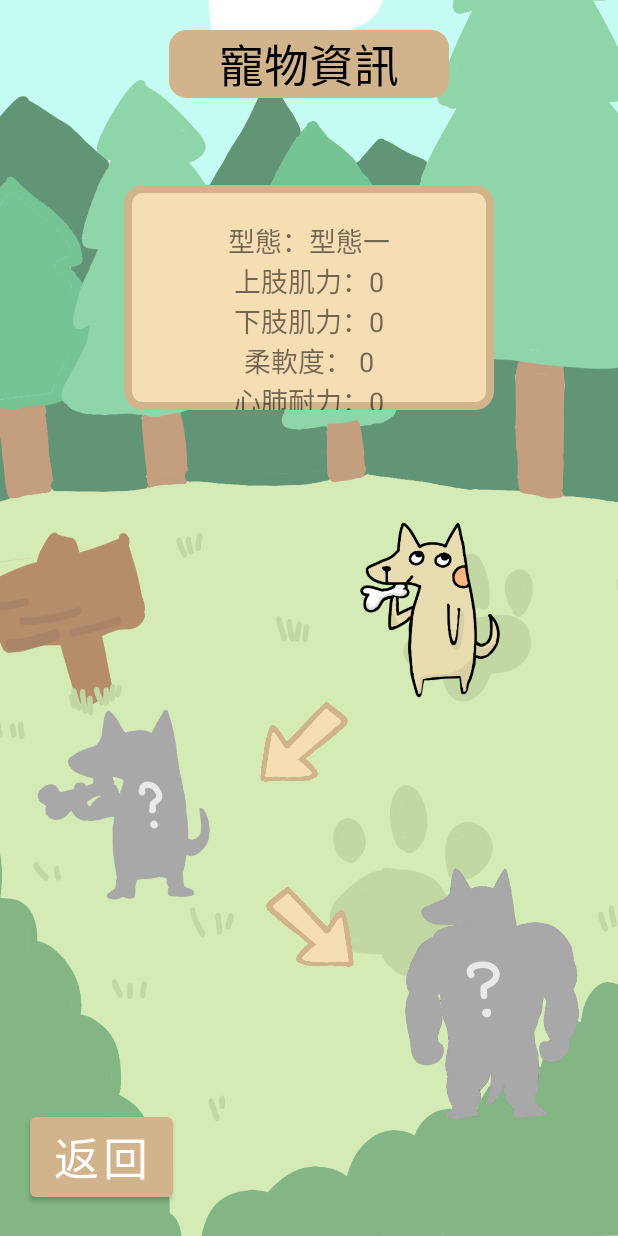
After one commit to SuMingWei/Fit_it, an Android app: the Attribute screen opened directly, with no data from a screen before it, on a phone screen of 412 x 824 dp. The commit adds this screen. Run offline under Robolectric (Android 15) with nearby library versions, the phone set to English and light mode, and no system bars.

Commit message:
[add] pet attribute

```diff
--- a/app/src/main/AndroidManifest.xml
+++ b/app/src/main/AndroidManifest.xml
@@ -9,7 +9,8 @@
         android:roundIcon="@mipmap/ic_launcher_round"
         android:supportsRtl="true"
         android:theme="@style/Theme.Fitit">
-        <activity android:name=".Endurance_exercise"></activity>
+        <activity android:name=".Attribute"></activity>
+        <activity android:name=".Endurance_exercise" />
         <activity android:name=".Softness_exercise" />
         <activity android:name=".Lower_exercise" />
         <activity android:name=".Upper1_exercise" />
--- /dev/null
+++ b/app/src/main/java/com/example/fitit/Attribute.java
@@ -0,0 +1,74 @@
+package com.example.fitit;
+
+import androidx.appcompat.app.AppCompatActivity;
+
+import android.os.Bundle;
+import android.view.View;
+import android.widget.Button;
+import android.widget.ImageView;
+import android.widget.TextView;
+
+import java.util.ArrayList;
+
+public class Attribute extends AppCompatActivity {
+    private TextView attribute;
+    private ImageView dog1,dog2,dog3;
+    private Button back_btn;
+
+    private DBHelper myDBHelper = new DBHelper(Attribute.this);
+    private ArrayList<PetInfo> petInfo = new ArrayList<>();
+    @Override
+    protected void onCreate(Bundle savedInstanceState) {
+        super.onCreate(savedInstanceState);
+        setContentView(R.layout.activity_attribute);
+
+        findObject();
+        buttonClickEvent();
+        updateInfo();
+    }
+
+    public void findObject(){
+        attribute = findViewById(R.id.attribute);
+        dog1 = findViewById(R.id.dog1);
+        dog2 = findViewById(R.id.dog2);
+        dog3 = findViewById(R.id.dog3);
+        back_btn = findViewById(R.id.back_btn);
+    }
+
+    public void setValue(int upperlimb,int lowerlimb,int softness,int endurance){
+        int total = upperlimb + lowerlimb + softness + endurance;
+        int lv = 1 + (total/150);
+        String status = "型態一";
+        if(lv >= 5 && lv < 10){
+            dog2.setImageDrawable(getResources().getDrawable(R.drawable.doggypron));
+            status = "型態二";
+        }else if(lv >= 10){
+            dog2.setImageDrawable(getResources().getDrawable(R.drawable.doggypron));
+            dog3.setImageDrawable(getResources().getDrawable(R.drawable.doggypronpron));
+            status = "型態三";
+        }
+        attribute.setText("\n型態：" + status +
+                        "\n上肢肌力：" + upperlimb +
+                        "\n下肢肌力：" + lowerlimb +
+                        "\n柔軟度： " + softness +
+                        "\n心肺耐力：" + endurance + "\n");
+    }
+
+    public void updateInfo(){
+        petInfo = myDBHelper.getPetInfo();
+        if(petInfo.size() == 0){
+            myDBHelper.insertToPet(0,0,0,0);
+            setValue(0,0,0,0);
+        }else{
+            setValue(petInfo.get(0).getUpperlimb()*3,petInfo.get(0).getLowerlimb()*3,
+                    petInfo.get(0).getSoftness()*3,petInfo.get(0).getEndurance()*3);
+        }
+    }
+
+    public void buttonClickEvent(){
+        back_btn.setOnClickListener(new View.OnClickListener() {
+            @Override
+            public void onClick(View v) { finish(); }
+        });
+    }
+}
--- /dev/null
+++ b/app/src/main/res/layout/activity_attribute.xml
@@ -0,0 +1,164 @@
+<?xml version="1.0" encoding="utf-8"?>
+<androidx.constraintlayout.widget.ConstraintLayout xmlns:android="http://schemas.android.com/apk/res/android"
+    xmlns:app="http://schemas.android.com/apk/res-auto"
+    xmlns:tools="http://schemas.android.com/tools"
+    android:layout_width="match_parent"
+    android:layout_height="match_parent"
+    android:background="@drawable/background_without_text"
+    tools:context=".Attribute">
+
+    <androidx.constraintlayout.widget.Guideline
+        android:id="@+id/horizontal_15"
+        android:layout_width="match_parent"
+        android:layout_height="match_parent"
+        android:orientation="horizontal"
+        app:layout_constraintGuide_percent="0.15" />
+    <androidx.constraintlayout.widget.Guideline
+        android:id="@+id/horizontal_40"
+        android:layout_width="match_parent"
+        android:layout_height="match_parent"
+        android:orientation="horizontal"
+        app:layout_constraintGuide_percent="0.40" />
+    <androidx.constraintlayout.widget.Guideline
+        android:id="@+id/horizontal_55"
+        android:layout_width="match_parent"
+        android:layout_height="match_parent"
+        android:orientation="horizontal"
+        app:layout_constraintGuide_percent="0.55" />
+    <androidx.constraintlayout.widget.Guideline
+        android:id="@+id/horizontal_70"
+        android:layout_width="match_parent"
+        android:layout_height="match_parent"
+        android:orientation="horizontal"
+        app:layout_constraintGuide_percent="0.70" />
+    <androidx.constraintlayout.widget.Guideline
+        android:id="@+id/vertical_5"
+        android:layout_width="match_parent"
+        android:layout_height="match_parent"
+        android:orientation="vertical"
+        app:layout_constraintGuide_percent="0.05" />
+    <androidx.constraintlayout.widget.Guideline
+        android:id="@+id/vertical_20"
+        android:layout_width="match_parent"
+        android:layout_height="match_parent"
+        android:orientation="vertical"
+        app:layout_constraintGuide_percent="0.20" />
+    <androidx.constraintlayout.widget.Guideline
+        android:id="@+id/vertical_35"
+        android:layout_width="match_parent"
+        android:layout_height="match_parent"
+        android:orientation="vertical"
+        app:layout_constraintGuide_percent="0.35" />
+    <androidx.constraintlayout.widget.Guideline
+        android:id="@+id/vertical_40"
+        android:layout_width="match_parent"
+        android:layout_height="match_parent"
+        android:orientation="vertical"
+        app:layout_constraintGuide_percent="0.40" />
+    <androidx.constraintlayout.widget.Guideline
+        android:id="@+id/vertical_80"
+        android:layout_width="match_parent"
+        android:layout_height="match_parent"
+        android:orientation="vertical"
+        app:layout_constraintGuide_percent="0.80" />
+    <androidx.constraintlayout.widget.Guideline
+        android:id="@+id/vertical_90"
+        android:layout_width="match_parent"
+        android:layout_height="match_parent"
+        android:orientation="vertical"
+        app:layout_constraintGuide_percent="0.90" />
+    <androidx.constraintlayout.widget.Guideline
+        android:id="@+id/vertical_95"
+        android:layout_width="match_parent"
+        android:layout_height="match_parent"
+        android:orientation="vertical"
+        app:layout_constraintGuide_percent="0.95" />
+
+    <TextView
+        android:layout_width="0dp"
+        android:layout_height="wrap_content"
+        android:textSize="30dp"
+        android:textColor="@color/black"
+        android:text="寵物資訊"
+        android:background="@drawable/title_form"
+        android:gravity="center"
+        android:layout_marginLeft="30dp"
+        android:layout_marginRight="30dp"
+        android:layout_marginTop="20dp"
+        app:layout_constraintTop_toTopOf="parent"
+        app:layout_constraintLeft_toLeftOf="@id/vertical_20"
+        app:layout_constraintRight_toRightOf="@id/vertical_80"/>
+
+    <TextView
+        android:id="@+id/attribute"
+        android:layout_width="0dp"
+        android:layout_height="150dp"
+        app:layout_constraintTop_toTopOf="@id/horizontal_15"
+        app:layout_constraintLeft_toLeftOf="@id/vertical_20"
+        app:layout_constraintRight_toRightOf="@id/vertical_80"
+        android:background="@drawable/talk_form"
+        android:textSize="18dp"
+        android:gravity="center_horizontal"
+        android:text="\n型態：\n上肢肌力：\n下肢肌力：\n柔軟度：\n心肺耐力：\n"/>
+
+    <ImageView
+        android:id="@+id/dog1"
+        android:src="@drawable/dog_walk1"
+        android:layout_width="150dp"
+        android:layout_height="150dp"
+        app:layout_constraintTop_toTopOf="@id/horizontal_40"
+        app:layout_constraintRight_toRightOf="@id/vertical_90"
+        android:layout_gravity="right|center_vertical"/>
+    <ImageView
+        android:src="@drawable/arrow1"
+        android:layout_width="80dp"
+        android:layout_height="80dp"
+        app:layout_constraintTop_toTopOf="@id/horizontal_55"
+        app:layout_constraintLeft_toLeftOf="@id/vertical_40"
+        android:layout_gravity="right|center_vertical"/>
+    <ImageView
+        android:id="@+id/dog2"
+        android:src="@drawable/unknowndog1"
+        android:layout_width="160dp"
+        android:layout_height="160dp"
+        app:layout_constraintTop_toTopOf="@id/horizontal_55"
+        app:layout_constraintLeft_toLeftOf="@id/vertical_5"
+        android:layout_gravity="right|center_vertical"/>
+    <ImageView
+        android:src="@drawable/arrow2"
+        android:layout_width="80dp"
+        android:layout_height="80dp"
+        app:layout_constraintTop_toTopOf="@id/horizontal_70"
+        app:layout_constraintLeft_toLeftOf="@id/vertical_40"
+        android:layout_gravity="right|center_vertical"/>
+    <ImageView
+        android:id="@+id/dog3"
+        android:src="@drawable/unknowndog2"
+        android:layout_width="170dp"
+        android:layout_height="170dp"
+        app:layout_constraintTop_toTopOf="@id/horizontal_70"
+        app:layout_constraintRight_toRightOf="parent"
+        android:layout_gravity="right|center_vertical"/>
+
+    <LinearLayout
+        android:layout_width="match_parent"
+        android:layout_height="wrap_content"
+        android:weightSum="4"
+        android:orientation="horizontal"
+        app:layout_constraintBottom_toBottomOf="parent">
+
+        <Button
+            android:id="@+id/back_btn"
+            android:layout_width="wrap_content"
+            android:layout_height="wrap_content"
+            android:layout_marginLeft="20dp"
+            android:layout_marginBottom="20dp"
+            android:textSize="30dp"
+            android:text="返回"/>
+
+    </LinearLayout>
+
+
+
+
+</androidx.constraintlayout.widget.ConstraintLayout>
```
Also changed, not shown: app/src/main/java/com/example/fitit/Diary.java (+0 -26 lines), app/src/main/java/com/example/fitit/Home.java (+94 -13 lines), app/src/main/res/layout/activity_home.xml (+39 -99 lines), app/src/main/res/drawable/doggypron.png (renamed from app/src/main/res/drawable/Doggypron.png), app/src/main/res/drawable/doggypronpron.png (renamed from app/src/main/res/drawable/Doggypronpron.png).
